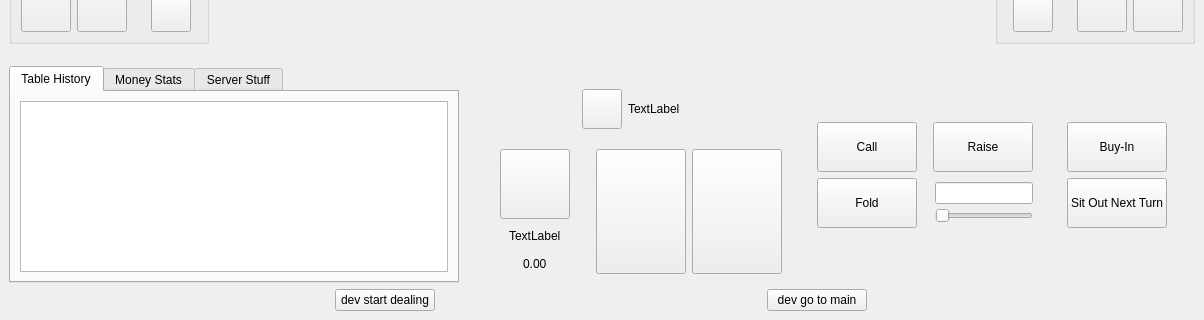
Before: the Qt Designer form TeamPokerMainApp/PokerGame/GameUI/Resources&Design/TeamPoker.ui in gitMesa/TeamPoker, drawn with Qt 5; both pictures show x 0 to 1204 and y 584 to 904 of the 1204 by 904 pixel window.
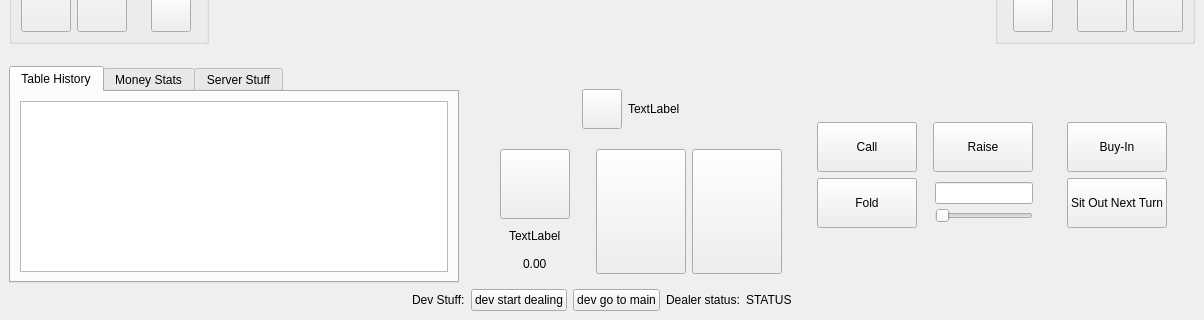
After: the same form once the commit is applied. The open tabs and pages were chosen to show the change. Icons and pictures are not drawn.

Commit message: Update on Dealer/Client creation. Added Dealer as Client0 who handles the table. Client1 will be the server-client-client :D

Diff of the .ui file:
```diff
--- a/TeamPokerMainApp/PokerGame/GameUI/Resources&Design/TeamPoker.ui
+++ b/TeamPokerMainApp/PokerGame/GameUI/Resources&Design/TeamPoker.ui
@@ -3581,7 +3581,27 @@
         <item>
          <layout class="QHBoxLayout" name="horizontalLayout_82">
           <item>
-           <widget class="QPushButton" name="button_start_dealing">
+           <spacer name="horizontalSpacer_50">
+            <property name="orientation">
+             <enum>Qt::Horizontal</enum>
+            </property>
+            <property name="sizeHint" stdset="0">
+             <size>
+              <width>40</width>
+              <height>20</height>
+             </size>
+            </property>
+           </spacer>
+          </item>
+          <item>
+           <widget class="QLabel" name="label_13">
+            <property name="text">
+             <string>Dev Stuff:</string>
+            </property>
+           </widget>
+          </item>
+          <item>
+           <widget class="QPushButton" name="button_dev_start_dealing">
             <property name="maximumSize">
              <size>
               <width>100</width>
@@ -3606,6 +3626,33 @@
             </property>
            </widget>
           </item>
+          <item>
+           <widget class="QLabel" name="label_19">
+            <property name="text">
+             <string>Dealer status:</string>
+            </property>
+           </widget>
+          </item>
+          <item>
+           <widget class="QLabel" name="label_dev_dealer_status">
+            <property name="text">
+             <string>STATUS</string>
+            </property>
+           </widget>
+          </item>
+          <item>
+           <spacer name="horizontalSpacer_49">
+            <property name="orientation">
+             <enum>Qt::Horizontal</enum>
+            </property>
+            <property name="sizeHint" stdset="0">
+             <size>
+              <width>40</width>
+              <height>20</height>
+             </size>
+            </property>
+           </spacer>
+          </item>
          </layout>
         </item>
        </layout>
```
Left out of the diff: 62 changed lines with no effect on the pictures. The commit also changes 19 other files.
